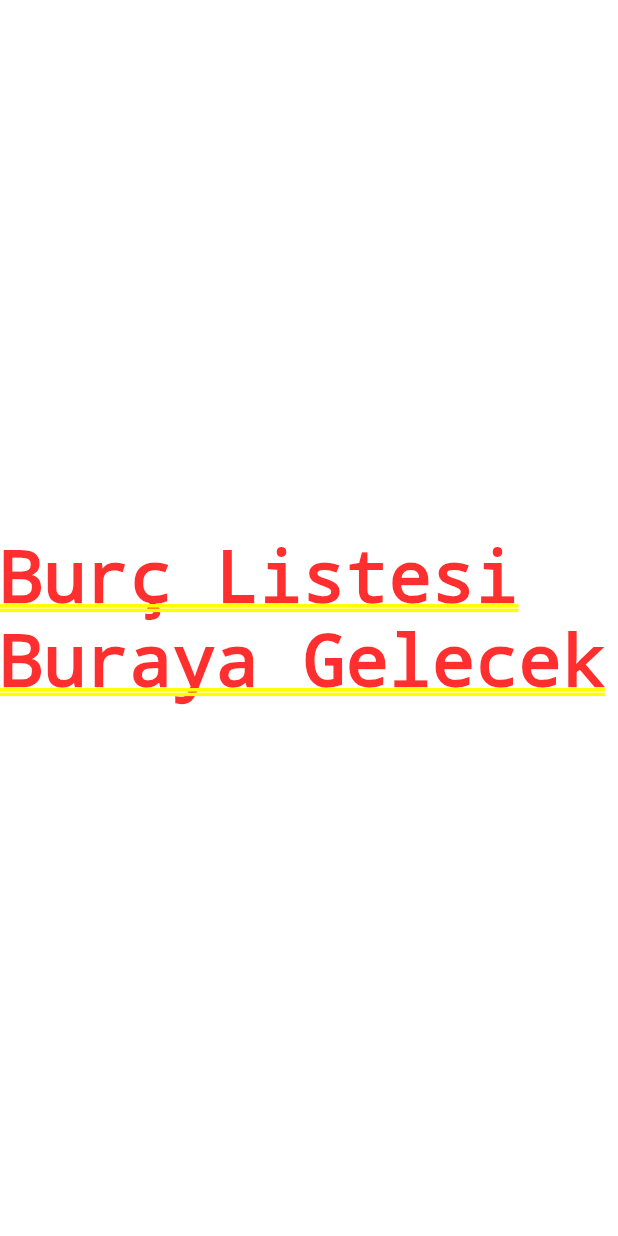
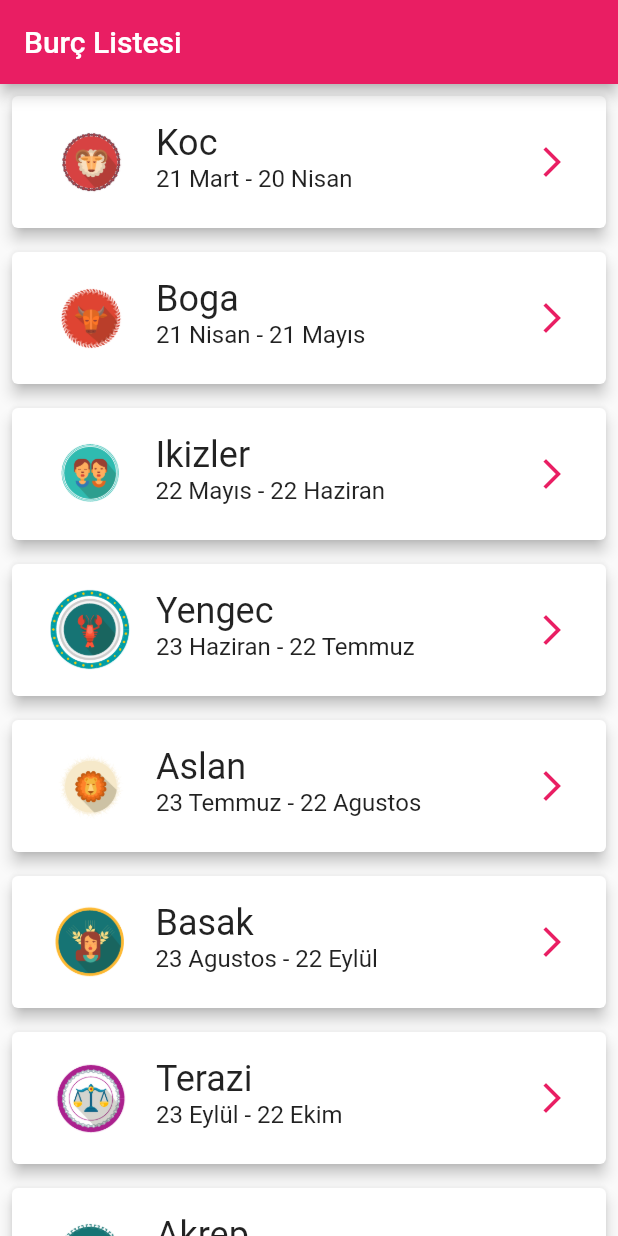
Before and after one commit to AbdurrahmanKaraoglu/FlutterBurcRehberi, a Flutter app: the screen it shows after launch, on a phone screen of 412 x 824 dp. Run offline on Flutter 3.47's test engine with Material 2 defaults, Android fonts, the phone set to English and light mode, and no system bars; our stand-ins replace palette_generator.

Commit message:
23 Ekim 2021 BurcRehberiBitti
Signed-off-by: AbdurrahmanKaraoglu <18110131307@ogr.ksu.edu.tr>

```diff
--- /dev/null
+++ b/lib/burc_item.dart
@@ -0,0 +1,42 @@
+import 'package:flutter/material.dart';
+import 'package:flutter_burclar/burc_detay.dart';
+import 'package:flutter_burclar/model/burc.dart';
+
+class BurcItem extends StatelessWidget {
+  final Burc listelenenBurc;
+  const BurcItem({required this.listelenenBurc, Key? key}) : super(key: key);
+
+  @override
+  Widget build(BuildContext context) {
+    var myTextStyle = Theme.of(context).textTheme;
+    return Padding(
+      padding: const EdgeInsets.all(4.0),
+      child: Card(
+        elevation: 4,
+        child: Padding(
+          padding: const EdgeInsets.all(8.0),
+          child: ListTile(
+            leading: Image.asset(
+              "images/" + listelenenBurc.burcKucukResim,
+            ),
+            title: Text(
+              listelenenBurc.burcAdi,
+              style: myTextStyle.headline5,
+            ),
+            subtitle: Text(
+              listelenenBurc.burcTarihi,
+              style: myTextStyle.subtitle1,
+            ),
+            trailing: Icon(
+              Icons.arrow_forward_ios,
+              color: Colors.pink,
+            ),
+            onTap: () {
+              Navigator.pushNamed(context, '/burcDetay', arguments: listelenenBurc);
+            },
+          ),
+        ),
+      ),
+    );
+  }
+}
--- /dev/null
+++ b/lib/burc_listesi.dart
@@ -0,0 +1,43 @@
+import 'package:flutter/material.dart';
+import 'package:flutter_burclar/burc_item.dart';
+import 'package:flutter_burclar/data/strings.dart';
+import 'package:flutter_burclar/model/burc.dart';
+
+class BurcListesi extends StatelessWidget {
+  late List<Burc> tumBurclar;
+  BurcListesi() {
+    tumBurclar = veriKaynaginiHazirla();
+    // print(tumBurclar);
+  }
+  @override
+  Widget build(BuildContext context) {
+    return Scaffold(
+      appBar: AppBar(
+        title: Text("Burç Listesi"),
+      ),
+      body: Center(
+        child: ListView.builder(
+          itemBuilder: (context, index) {
+            return BurcItem(listelenenBurc: tumBurclar[index]);
+          },
+          itemCount: tumBurclar.length,
+        ),
+      ),
+    );
+  }
+
+  List<Burc> veriKaynaginiHazirla() {
+    List<Burc> gecici = [];
+    for (var i = 0; i < 12; i++) {
+      var burcAdi = Strings.BURC_ADLARI[i];
+      var burcTarih = Strings.BURC_TARIHLERI[i];
+      var burcDetay = Strings.BURC_GENEL_OZELLIKLERI[i];
+      var burcKucukResim = burcAdi.toLowerCase() + '${i + 1}.png';
+      var burcBuyukResim = burcAdi.toLowerCase() + '_buyuk${i + 1}.png';
+
+      Burc eklenecekBurc = Burc(burcAdi, burcTarih, burcDetay, burcKucukResim, burcBuyukResim);
+      gecici.add(eklenecekBurc);
+    }
+    return gecici;
+  }
+}
--- a/lib/data/burc_listesi.dart
+++ /dev/null
@@ -1,12 +0,0 @@
-import 'package:flutter/material.dart';
-
-class BurcListesi extends StatelessWidget {
-  const BurcListesi({Key? key}) : super(key: key);
-
-  @override
-  Widget build(BuildContext context) {
-    return Center(
-      child: Text("Burç Listesi Buraya Gelecek"),
-    );
-  }
-}
--- a/lib/data/strings.dart
+++ b/lib/data/strings.dart
@@ -49,6 +49,7 @@ class Strings {
         "\tAnlaştığınız burçlar:Aslan, Yay\n\n"
         "\tAnlaşamadığınız burçlar: Yengeç, Terazi, Oğlak\n\n"
         "\tBaşarılı olacağınız meslekler: Politikacılık, yöneticilik, işletmecilik, mühendislik, ressamlık, müzisyenlik, oyunculuk\n\n"
+        "\tBurcunuzdan olan ünlüler: Fatih Sultan Mehmet,Sakıp Sabancı, Descartes, Charlie Chaplin, Vincent Van Gogh, Zeki Alasya\n\n"
         "\tBurcunuzdan olan ünlüler: Fatih Sultan Mehmet,Sakıp Sabancı, Descartes, Charlie Chaplin, Vincent Van Gogh, Zeki Alasya\n\n",
     "\tGenel Özellikler\n\n"
         "\tYönetici yıldızınız: Venüs\n\n"
@@ -64,6 +65,7 @@ class Strings {
         "\tAnlaştığınız burçlar: Yengeç, Balık\n\n"
         "\tAnlaşamadığınız burçlar: Kova, Aslan, Akrep\n\n"
         "\tBaşarılı olacağınız meslekler: Askerlik, doktorluk, mimarlık, mühendislik, bankacılık\n\n"
+        "\tBurcunuzdan olan ünlüler:  Nükhet Duru, Öztürk Serengil, Salvadore Dali, Karl Marks, Lenin, Sigmund Freud, Shakespare\n\n"
         "\tBurcunuzdan olan ünlüler:  Nükhet Duru, Öztürk Serengil, Salvadore Dali, Karl Marks, Lenin, Sigmund Freud, Shakespare\n\n",
     "\tGenel Özellikler\n\n"
         "\tYönetici yıldızınız: Merkür\n\n"
@@ -79,6 +81,7 @@ class Strings {
         "\tAnlaştığınız burçlar: Terazi, Kova, Aslan\n\n"
         "\tAnlaşamadığınız burçlar: Başak, Yay\n\n"
         "\tBaşarılı olacağınız meslekler: Yazarlık, bankacılık, avukatlık, gazetecilik, edebiyatçı\n\n"
+        "\tBurcunuzdan olan ünlüler: Adile Naşit, Bülent Ecevit, John F. Kennedy, John Wayne, Schumann\n\n"
         "\tBurcunuzdan olan ünlüler: Adile Naşit, Bülent Ecevit, John F. Kennedy, John Wayne, Schumann\n\n",
     "\tGenel Özellikler\n\n"
         "\tYönetici yıldızınız: Ay\n\n"
@@ -94,6 +97,7 @@ class Strings {
         "\tAnlaştığınız burçlar: Boğa, Balık\n\n"
         "\tAnlaşamadığınız burçlar: Koç, Aslan, Kova\n\n"
         "\tBaşarılı olacağınız meslekler: Eczacılık, turizm, pilotluk, kimyagerlik\n\n"
+        "\tBurcunuzdan olan ünlüler: Sezen Aksu, Türkan Şoray, Louis Armstrong, Tom Cruise, Giorgio Armani, Lady Diana\n\n"
         "\tBurcunuzdan olan ünlüler: Sezen Aksu, Türkan Şoray, Louis Armstrong, Tom Cruise, Giorgio Armani, Lady Diana\n\n",
     "\tGenel Özellikler\n\n"
         "\tYönetici yıldızınız: Güneş\n\n"
@@ -109,6 +113,7 @@ class Strings {
         "\tAnlaştığınız burçlar: Koç, Yay\n\n"
         "\tAnlaşamadığınız burçlar: Boğa, Akrep, Kova\n\n"
         "\tBaşarılı olacağınız meslekler: Askerlik, doktorluk, yöneticilik\n\n"
+        "\tBurcunuzdan olan ünlüler: Uğur Mumcu, Gönül Yazar, Neil Armstrong, Benito Mussolini, Fidel Castro, Henry Ford, Madonna\n\n"
         "\tBurcunuzdan olan ünlüler: Uğur Mumcu, Gönül Yazar, Neil Armstrong, Benito Mussolini, Fidel Castro, Henry Ford, Madonna\n\n",
     "\tGenel Özellikler\n\n"
         "\tYönetici yıldızınız: Merkür\n\n"
@@ -124,6 +129,7 @@ class Strings {
         "\tAnlaştığınız burçlar: Boğa, Oğlak\n\n"
         "\tAnlaşamadığınız burçlar: İkizler, Yay, Balık\n\n"
         "\tBaşarılı olacağınız meslekler: Edebiyat alanı, yazarlık, eczacılık, muhasebecilik , araştırmacılık\n\n"
+        "\tBurcunuzdan olan ünlüler: Büyük İskender, Uğur Dündar, Sophia Loren, Michael Jackson, Vitali Hakko, Richard Gere, Sean Connery\n\n"
         "\tBurcunuzdan olan ünlüler: Büyük İskender, Uğur Dündar, Sophia Loren, Michael Jackson, Vitali Hakko, Richard Gere, Sean Connery\n\n",
     "\tGenel Özellikler\n\n"
         "\tYönetici yıldızınız: Venüs\n\n"
@@ -139,6 +145,7 @@ class Strings {
         "\tAnlaştığınız burçlar: İkizler, Kova\n\n"
         "\tAnlaşamadığınız burçlar: Koç, Yengeç, Oğlak\n\n"
         "\tBaşarılı olacağınız meslekler: Müzisyenlik, ressamlık, mimarlık, bankacılık, politikacılık, hukukçuluk, heykeltraşlık\n\n"
+        "\tBurcunuzdan olan ünlüler: Cem Özer, Hülya Avşar, Cervantes, Oscar Wilde, Pavorotti, Turgut Özal, Pavorotti, Jimmy Carter\n\n"
         "\tBurcunuzdan olan ünlüler: Cem Özer, Hülya Avşar, Cervantes, Oscar Wilde, Pavorotti, Turgut Özal, Pavorotti, Jimmy Carter\n\n",
     "\t Genel Özellikler\n\n"
         "\t Yönetici yıldızınız: Mars-Plüton\n\n"
@@ -154,6 +161,7 @@ class Strings {
         "\t Anlaştığınız burçlar: Yengeç, Balık\n\n"
         "\t Anlaşamadığınız burçlar: Boğa, Aslan, Kova\n\n"
         "\t Başarılı olacağınız meslekler: Yöneticilik, mühendislik, komutanlık, yazarlık, müzisyenlik, gazetecilik\n\n"
+        "\t Burcunuzdan olan ünlüler: Süleyman Demirel, Maradona, Pablo Picasso, Prenses Charles, Indra Gandhi, Alfred Nobel\n\n"
         "\t Burcunuzdan olan ünlüler: Süleyman Demirel, Maradona, Pablo Picasso, Prenses Charles, Indra Gandhi, Alfred Nobel\n\n",
     "\tGenel Özellikler\n\n"
         "\t Yönetici yıldızınız: Jüpiter\n\n"
@@ -169,6 +177,7 @@ class Strings {
         "\t Anlaştığınız burçlar: Koç, Aslan\n\n"
         "\t Anlaşamadığınız burçlar: İkizler, Başak, Balık\n\n"
         "\t Başarılı olacağınız meslekler: Politikacılık, hukukçu, araştırmacılık, bankacılık, öğretmenlik\n\n"
+        "\tBurcunuzdan olan ünlüler:  Mehmet Ali Birand, Zeki Müren, Walt Disney, Winston Churchill, Ludwig van Beethoven, Mark Twain\n\n"
         "\tBurcunuzdan olan ünlüler:  Mehmet Ali Birand, Zeki Müren, Walt Disney, Winston Churchill, Ludwig van Beethoven, Mark Twain\n\n",
     "\tGenel Özellikler\n\n"
         "\t Yönetici yıldızınız: Satürn\n\n"
@@ -184,6 +193,7 @@ class Strings {
         "\t Anlaştığınız burçlar: Boğa, Başak\n\n"
         "\t Anlaşamadığınız burçlar: Koç, Yengeç, Terazi\n\n"
         "\t Başarılı olacağınız meslekler: Güzellik uzmanlığı, mimarlık, madencilik, doktorluk, kuyumculuk\n\n"
+        "\t Burcunuzdan olan ünlüler:  Filiz Akın, Semra Özal, Benjamin Franklin, Elvis Presley, Isaac Newton\n\n"
         "\t Burcunuzdan olan ünlüler:  Filiz Akın, Semra Özal, Benjamin Franklin, Elvis Presley, Isaac Newton\n\n",
     "\tGenel Özellikler\n\n"
         "\tYönetici yıldızınız: Uranüs\n\n"
@@ -199,6 +209,7 @@ class Strings {
         "\t Anlaştığınız burçlar: İkizler, Terazi\n\n"
         "\t Anlaşamadığınız burçlar: Boğa, Aslan, Akrep\n\n"
         "\t  Başarılı olacağınız meslekler: Yazarlık, editörlük, gazetecilik, sanatçılık, organizatörlük, muhasebecilik\n\n"
+        "\t  Burcunuzdan olan ünlüler: Ajda Pekkan, Mozart, Ronald Reagan, Schubert, Abraham Lincoln, Kim Novak\n\n"
         "\t  Burcunuzdan olan ünlüler: Ajda Pekkan, Mozart, Ronald Reagan, Schubert, Abraham Lincoln, Kim Novak\n\n",
     "\tGenel Özellikler\n\n"
         "\t Yönetici yıldızınız: Neptün\n\n"
@@ -214,6 +225,7 @@ class Strings {
         "\t Anlaştığınız burçlar: Yengeç, Akrep\n\n"
         "\t Anlaşamadığınız burçlar: İkizler, Başak, Yay\n\n"
         "\t Başarılı olacağınız meslekler: Öğretmenlik, müzisyenlik, yazarlık, doktorluk\n\n"
+        "\t  Burcunuzdan olan ünlüler: Beyazıt Öztürk, Hidayet Türkoğlu, Beren Saat, Yuri Gagarin, Albert Einstein, Gorbachev\n\n"
         "\t  Burcunuzdan olan ünlüler: Beyazıt Öztürk, Hidayet Türkoğlu, Beren Saat, Yuri Gagarin, Albert Einstein, Gorbachev\n\n",
   ];
 }
--- a/lib/main.dart
+++ b/lib/main.dart
@@ -1,5 +1,6 @@
 import 'package:flutter/material.dart';
-import 'package:flutter_burclar/data/burc_listesi.dart';
+import 'package:flutter_burclar/burc_listesi.dart';
+import 'package:flutter_burclar/route_generator.dart';
 
 void main() {
   runApp(const MyApp());
@@ -13,7 +14,8 @@ class MyApp extends StatelessWidget {
     return MaterialApp(
       debugShowCheckedModeBanner: false,
       theme: ThemeData(primarySwatch: Colors.pink),
-      home: const BurcListesi(),
+      // home: BurcListesi(),
+      onGenerateRoute: RouteGenerator.routeGenerator,
     );
   }
 }
--- /dev/null
+++ b/lib/model/burc.dart
@@ -0,0 +1,25 @@
+class Burc {
+  final String _burcAdi;
+  final String _burcTarihi;
+  final String _burcDetay;
+  final String _burcKucukResim;
+  final String _burcBuyukResim;
+
+  get burcAdi => this._burcAdi;
+
+  get burcTarihi => this._burcTarihi;
+
+  get burcDetay => this._burcDetay;
+
+  get burcKucukResim => this._burcKucukResim;
+
+  get burcBuyukResim => this._burcBuyukResim;
+
+  Burc(this._burcAdi, this._burcTarihi, this._burcDetay, this._burcKucukResim, this._burcBuyukResim);
+
+  @override
+  String toString() {
+    // TODO: implement toString
+    return '$_burcAdi - $_burcKucukResim - $_burcBuyukResim';
+  }
+}
--- /dev/null
+++ b/lib/route_generator.dart
@@ -0,0 +1,18 @@
+import 'package:flutter/cupertino.dart';
+import 'package:flutter/material.dart';
+import 'package:flutter_burclar/burc_detay.dart';
+import 'package:flutter_burclar/burc_listesi.dart';
+import 'package:flutter_burclar/model/burc.dart';
+
+class RouteGenerator {
+  static Route<dynamic>? routeGenerator(RouteSettings settings) {
+    switch (settings.name) {
+      case '/':
+        return MaterialPageRoute(builder: (context) => BurcListesi());
+      case '/burcDetay':
+        final secilen = settings.arguments as Burc;
+        return MaterialPageRoute(builder: (context) => BurcDetay(secilenBurc: secilen));
+      default:
+    }
+  }
+}
--- a/pubspec.yaml
+++ b/pubspec.yaml
@@ -29,6 +29,7 @@ environment:
 dependencies:
   flutter:
     sdk: flutter
+  palette_generator: ^0.3.2
 
 
   # The following adds the Cupertino Icons font to your application.
```
Also changed, not shown: lib/burc_detay.dart (added, +64 -0 lines), pubspec.lock.
